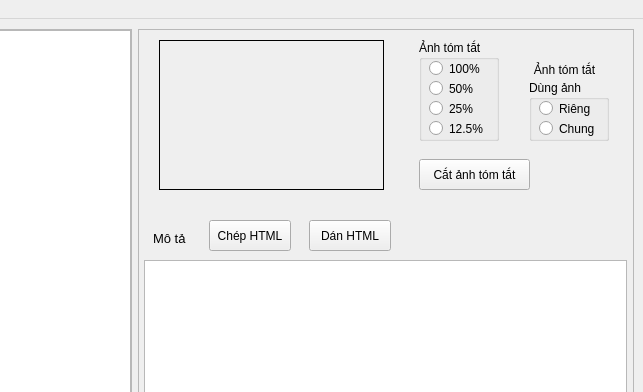
This is data_editor_no_chars/data_editor_no_chars.ui in phamsodiep/simple_ecommerce as Qt 5 draws it before an edit; both pictures show x 702 to 1345 and y 0 to 392 of the 1345 by 687 pixel window. The edited form follows.
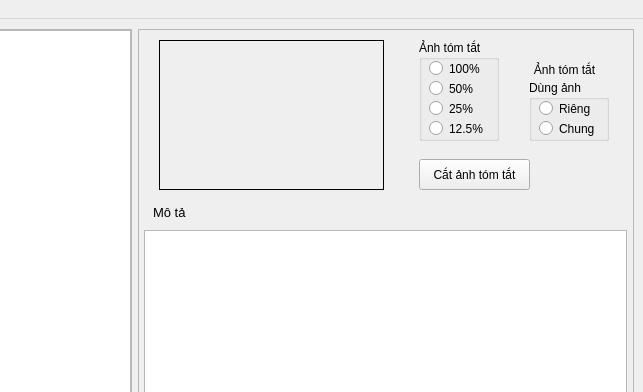
This is the edited form.

Commit message: [data_editor_no_chars] implement to show and edit html code (plain text) for description text instead of rich text (formated text)

The edit to the form file:
```diff
--- a/data_editor_no_chars/data_editor_no_chars.ui
+++ b/data_editor_no_chars/data_editor_no_chars.ui
@@ -125,9 +125,9 @@
       <property name="geometry">
        <rect>
         <x>5</x>
-        <y>230</y>
+        <y>200</y>
         <width>483</width>
-        <height>411</height>
+        <height>441</height>
        </rect>
       </property>
       <property name="font">
@@ -140,7 +140,7 @@
       <property name="geometry">
        <rect>
         <x>14</x>
-        <y>200</y>
+        <y>174</y>
         <width>51</width>
         <height>16</height>
        </rect>
@@ -303,32 +303,6 @@
        <set>Qt::AlignCenter</set>
       </property>
      </widget>
-     <widget class="QPushButton" name="pasteDescription">
-      <property name="geometry">
-       <rect>
-        <x>170</x>
-        <y>190</y>
-        <width>82</width>
-        <height>31</height>
-       </rect>
-      </property>
-      <property name="text">
-       <string>Dán HTML</string>
-      </property>
-     </widget>
-     <widget class="QPushButton" name="copyDescription">
-      <property name="geometry">
-       <rect>
-        <x>70</x>
-        <y>190</y>
-        <width>82</width>
-        <height>31</height>
-       </rect>
-      </property>
-      <property name="text">
-       <string>Chép HTML</string>
-      </property>
-     </widget>
     </widget>
    </widget>
    <widget class="QScrollArea" name="categoryArea">
```
The commit also changes 1 other file.
